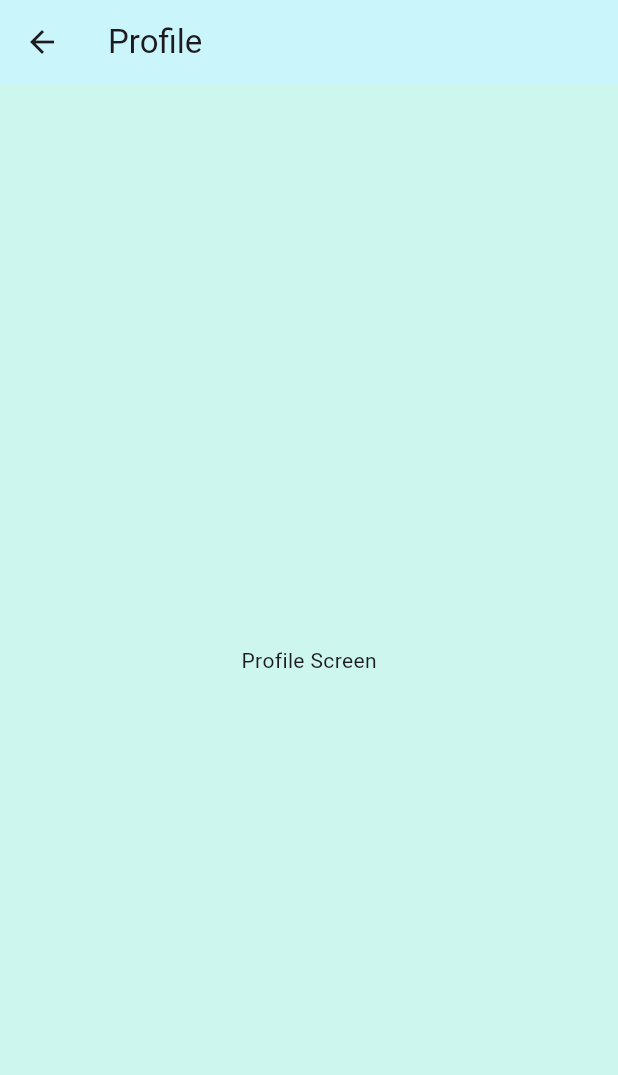
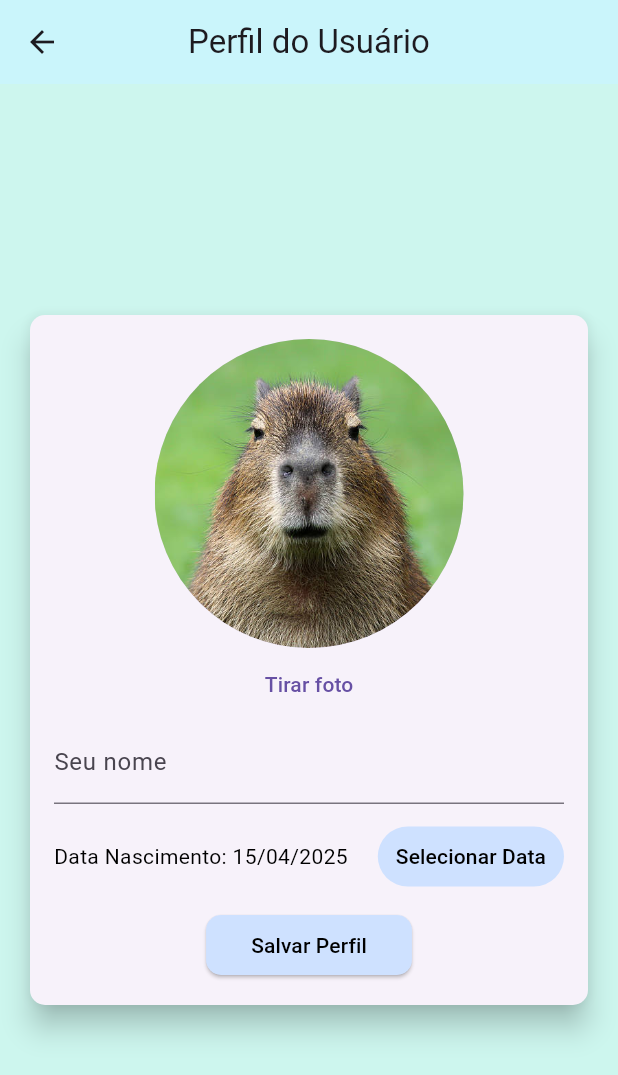
Before and after one commit to Joao-Kleber-Linhalis/desafio_capyba, a Flutter app: the ProfileScreen screen opened by its route, on a phone screen of 412 x 824 dp. Shown: the top 1075 px of the screen. Run offline on Flutter 3.47's test engine with Material 3 defaults, Android fonts, the phone set to English and light mode, and no system bars; our stand-ins replace cached_network_image, cloud_firestore, firebase_auth, firebase_core, firebase_storage, image_picker; accounts and stored records are empty.

Commit message:
profile screen and controller working 100%

```diff
--- /dev/null
+++ b/lib/features/profile/controllers/profile_controller.dart
@@ -0,0 +1,73 @@
+import 'dart:io';
+
+import 'package:desafio_capyba/core/services/firebase_service.dart';
+import 'package:desafio_capyba/features/auth/provider/auth_provider.dart';
+import 'package:desafio_capyba/shared/models/user_model.dart';
+import 'package:desafio_capyba/shared/utils/tools.dart';
+import 'package:flutter/material.dart';
+import 'package:provider/provider.dart';
+
+class ProfileController {
+  bool isLoading = false;
+  final formKey = GlobalKey<FormState>();
+
+  late AuthProvider authProvider;
+  late UserModel user;
+  late final TextEditingController nameController;
+  late DateTime birthDate;
+  late String photoUrl;
+
+  ProfileController(BuildContext context) {
+    authProvider = Provider.of<AuthProvider>(context, listen: false);
+    user = authProvider.userModel;
+    nameController = TextEditingController(text: user.name);
+    birthDate = user.birthDate;
+    photoUrl = user.photoUrl;
+  }
+
+  void setPhotoUrl(String url) {
+    photoUrl = url;
+  }
+
+  Future<void> submit(
+    BuildContext context,
+    VoidCallback startLoading,
+    VoidCallback stopLoading,
+  ) async {
+    final isValid = formKey.currentState?.validate() ?? false;
+    if (!isValid) return;
+
+    if (photoUrl.isEmpty) {
+      Tools.showErrorDialog("Selecione uma foto.", context);
+      return;
+    }
+    if (birthDate == DateTime.now()) {
+      Tools.showErrorDialog("Selecione uma data de nascimento.", context);
+      return;
+    }
+    startLoading();
+
+    try {
+      user = user.copyWith(
+        id: authProvider.userId,
+        name: nameController.text,
+        birthDate: birthDate,
+        photoUrl: "",
+      );
+      await user.save();
+      String photoFirebaseUrl = await FirebaseService.instance
+              .saveImage(File(photoUrl), user.id, user.collection) ??
+          "";
+      user = await user.copyWith(photoUrl: photoFirebaseUrl).save();
+      await authProvider.loadUserModel();
+    } catch (e) {
+      debugPrint(e.toString());
+      Tools.showErrorDialog("Erro ao salvar perfil. Tente novamente.", context);
+    }
+    stopLoading();
+  }
+
+  dispose() {
+    nameController.dispose();
+  }
+}
--- a/lib/features/profile/presentation/profile_screen.dart
+++ b/lib/features/profile/presentation/profile_screen.dart
@@ -1,3 +1,11 @@
+import 'package:desafio_capyba/features/profile/controllers/profile_controller.dart';
+import 'package:desafio_capyba/shared/constants/app_colors.dart';
+import 'package:desafio_capyba/shared/constants/app_text_styles.dart';
+import 'package:desafio_capyba/shared/utils/responsive.dart';
+import 'package:desafio_capyba/shared/utils/tools.dart';
+import 'package:desafio_capyba/shared/widgets/button_widget.dart';
+import 'package:desafio_capyba/shared/widgets/circle_avatar_widget.dart';
+import 'package:desafio_capyba/shared/widgets/take_picture_widget.dart';
 import 'package:flutter/material.dart';
 
 class ProfileScreen extends StatefulWidget {
@@ -8,18 +16,139 @@ class ProfileScreen extends StatefulWidget {
 }
 
 class _ProfileScreenState extends State<ProfileScreen> {
+  late final ProfileController _controller;
+
+  @override
+  void initState() {
+    _controller = ProfileController(context);
+    super.initState();
+  }
+
+  _showDatePicker() {
+    showDatePicker(
+      context: context,
+      initialDate: _controller.birthDate,
+      firstDate: DateTime.now().subtract(Duration(days: 365 * 100)),
+      lastDate: DateTime.now(),
+      locale: const Locale('pt', 'BR'),
+    ).then((pickedDate) {
+      if (pickedDate == null) {
+        return;
+      }
+      setState(() {
+        _controller.birthDate = pickedDate;
+      });
+    });
+  }
+
   @override
   Widget build(BuildContext context) {
     return Scaffold(
       appBar: AppBar(
-        title: const Text('Profile'),
+        title: const Text('Perfil do Usuário'),
+        centerTitle: true,
       ),
-      body: Center(
-        child: Column(
-          mainAxisAlignment: MainAxisAlignment.center,
-          children: [
-            const Text('Profile Screen'),
-          ],
+      body: SafeArea(
+        child: Center(
+          child: SingleChildScrollView(
+            child: SizedBox(
+              width: double.infinity,
+              child: Column(
+                mainAxisAlignment: MainAxisAlignment.center,
+                crossAxisAlignment: CrossAxisAlignment.center,
+                children: [
+                  Container(
+                    padding: const EdgeInsets.all(16),
+                    child: Card(
+                      elevation: 8,
+                      shape: RoundedRectangleBorder(
+                        borderRadius: BorderRadius.circular(10),
+                      ),
+                      child: Padding(
+                        padding: const EdgeInsets.all(16),
+                        child: Form(
+                          key: _controller.formKey,
+                          child: Column(
+                            mainAxisAlignment: MainAxisAlignment.spaceEvenly,
+                            crossAxisAlignment: CrossAxisAlignment.center,
+                            children: [
+                              CircleAvatarWidget(
+                                imageUrl: _controller.photoUrl,
+                                radius: Responsive.screenWidth(context) * 0.25,
+                              ),
+                              TakePictureWidget(onImageSelected: (path) {
+                                if (path == null) {
+                                  Tools.showErrorDialog(
+                                    'Erro ao selecionar imagem',
+                                    context,
+                                  );
+                                  return;
+                                }
+                                setState(() {
+                                  _controller.setPhotoUrl(path);
+                                });
+                              }),
+                              TextFormField(
+                                controller: _controller.nameController,
+                                style: AppTextStyles.style,
+                                decoration: const InputDecoration(
+                                    labelText: "Seu nome"),
+                                keyboardType: TextInputType.name,
+                                validator: (_name) {
+                                  final name = _name ?? '';
+                                  if (name.trim().isEmpty || name.length <= 3) {
+                                    return 'Informe um nome válido';
+                                  }
+                                  return null;
+                                },
+                              ),
+                              SizedBox(
+                                height: 70,
+                                child: Row(
+                                  children: <Widget>[
+                                    Expanded(
+                                      child: Text(
+                                        'Data Nascimento: ${Tools.formatDateToString(_controller.birthDate)}',
+                                        style: AppTextStyles.style,
+                                      ),
+                                    ),
+                                    TextButton(
+                                      onPressed: _showDatePicker,
+                                      style: TextButton.styleFrom(
+                                        backgroundColor:
+                                            AppColors.buttonBackgroundColor,
+                                      ),
+                                      child: const Text(
+                                        'Selecionar Data',
+                                        style: AppTextStyles.style,
+                                      ),
+                                    )
+                                  ],
+                                ),
+                              ),
+                              ButtonWidget(
+                                isLoading: _controller.isLoading,
+                                child: Text(
+                                  "Salvar Perfil",
+                                  style: AppTextStyles.style,
+                                ),
+                                onPressed: () => _controller.submit(
+                                    context,
+                                    () => setState(
+                                        () => _controller.isLoading = true),
+                                    () => setState(
+                                        () => _controller.isLoading = false)),
+                              )
+                            ],
+                          ),
+                        ),
+                      ),
+                    ),
+                  )
+                ],
+              ),
+            ),
+          ),
         ),
       ),
     );
--- a/lib/shared/models/base_model.dart
+++ b/lib/shared/models/base_model.dart
@@ -44,7 +44,6 @@ abstract class BaseModel<T> {
       final result = await firebase.create(data: this);
       return this.setIdModel(result.idModel);
     }
-
     final result = await firebase.update(data: this);
     return await result.getItem();
   }
```
